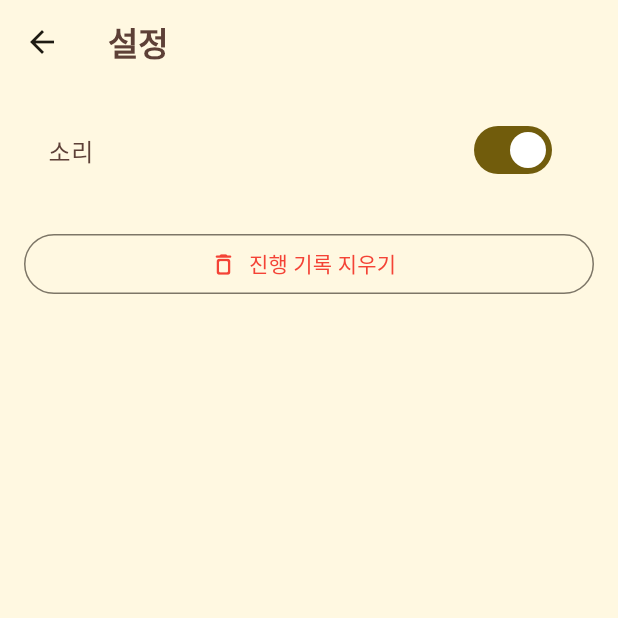
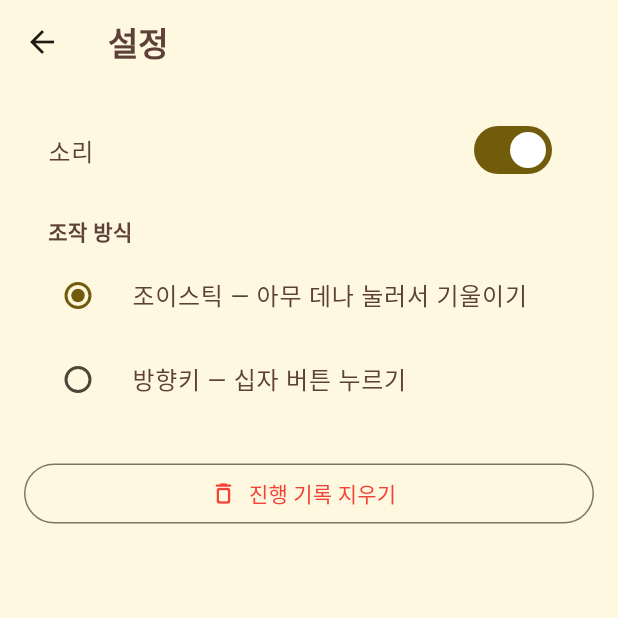
Before and after one commit to Yongminlee2/PiyakPush, a Flutter app: the SettingsScreen screen opened directly, on a phone screen of 412 x 824 dp, the top half of it. Run offline on Flutter 3.47's test engine with Material 3 defaults, Android fonts, the phone set to English and light mode, and no system bars; our stand-ins replace audioplayers, shared_preferences; accounts and stored records are empty; Roboto replaces fonts that are missing (Jua).

Commit message:
조작 방식 설정(조이스틱/방향키 선택) + 벽·문 타일 캔버스 꽉 차게 스트레치

```diff
--- a/lib/services/save_service.dart
+++ b/lib/services/save_service.dart
@@ -55,8 +55,8 @@ class SaveService extends ChangeNotifier {
   // ── 설정
   bool get soundOn => _p.getBool('opt.sound') ?? true;
 
-  /// 실기기 테스트 결과 스와이프가 불편하다는 피드백 → 방향키가 기본.
-  bool get dpadOn => _p.getBool('opt.dpad') ?? true;
+  /// 조작 방식 — true면 십자 방향키, false면 조이스틱(기본).
+  bool get dpadOn => _p.getBool('opt.dpad') ?? false;
 
   Future<void> setSoundOn(bool v) async {
     await _p.setBool('opt.sound', v);
--- a/lib/ui/screens/daily_screen.dart
+++ b/lib/ui/screens/daily_screen.dart
@@ -35,6 +35,7 @@ class DailyScreen extends StatelessWidget {
       context,
       piyakRoute(GameScreen(
         level: level,
+        useDpad: save.dpadOn,
         hintProvider: (c) => hintFor(c.board),
         onEvents: sound.playForEvents,
         onCleared: (_) => save.setDailyCleared(today),
--- a/lib/ui/screens/settings_screen.dart
+++ b/lib/ui/screens/settings_screen.dart
@@ -30,6 +30,30 @@ class SettingsScreen extends StatelessWidget {
             value: save.soundOn,
             onChanged: (v) => save.setSoundOn(v),
           ),
+          const Padding(
+            padding: EdgeInsets.fromLTRB(16, 16, 16, 4),
+            child: Text(S.controlScheme,
+                style: TextStyle(
+                    fontWeight: FontWeight.bold, color: PiyakColors.outline)),
+          ),
+          RadioGroup<bool>(
+            groupValue: save.dpadOn,
+            onChanged: (v) => save.setDpadOn(v ?? false),
+            child: const Column(
+              children: [
+                RadioListTile<bool>(
+                  title: Text(S.ctlJoystick,
+                      style: TextStyle(color: PiyakColors.outline)),
+                  value: false,
+                ),
+                RadioListTile<bool>(
+                  title: Text(S.ctlDpad,
+                      style: TextStyle(color: PiyakColors.outline)),
+                  value: true,
+                ),
+              ],
+            ),
+          ),
           const SizedBox(height: 24),
           OutlinedButton.icon(
             icon: const Icon(Icons.delete_outline_rounded, color: Colors.red),
--- a/lib/ui/screens/stage_screen.dart
+++ b/lib/ui/screens/stage_screen.dart
@@ -26,6 +26,7 @@ class StageScreen extends StatelessWidget {
     return piyakRoute(GameScreen(
       key: ValueKey(level.id),
       level: level,
+      useDpad: save.dpadOn,
       hintProvider: (c) => hintFor(c.board),
       onEvents: sound.playForEvents,
       onCleared: (stars) => save.setStars(level.id, stars),
--- a/lib/ui/strings.dart
+++ b/lib/ui/strings.dart
@@ -44,6 +44,9 @@ abstract final class S {
 
   static const soundOn = '소리';
   static const joystickHint = '아무 데나 누르고 기울여 보세요';
+  static const controlScheme = '조작 방식';
+  static const ctlJoystick = '조이스틱 — 아무 데나 눌러서 기울이기';
+  static const ctlDpad = '방향키 — 십자 버튼 누르기';
   static const resetAll = '진행 기록 지우기';
   static const resetConfirm = '정말 모든 기록을 지울까요?';
   static const cancel = '취소';
```
Also changed, not shown: lib/ui/screens/game_screen.dart (+10 -1 lines), lib/ui/widgets/dpad.dart (added, +101 -0 lines), assets/images/tiles/tile_door_blue.png, assets/images/tiles/tile_door_pink.png, assets/images/tiles/tile_wall.png, 3 other files.
